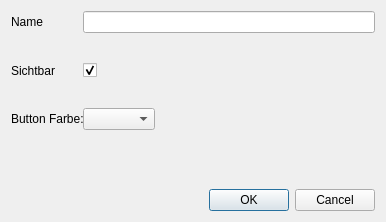
First picture: the form in src/manager/groupedit.ui, repository todvora/qrk-registrier-kasse, before the edit.
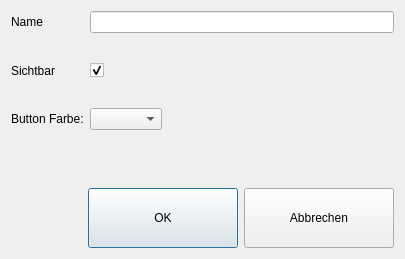
Second picture: the form after the edit. Icons and pictures are not drawn.

```diff
--- a/src/manager/groupedit.ui
+++ b/src/manager/groupedit.ui
@@ -7,18 +7,17 @@
    <rect>
     <x>0</x>
     <y>0</y>
-    <width>386</width>
-    <height>222</height>
+    <width>405</width>
+    <height>259</height>
    </rect>
   </property>
   <property name="windowTitle">
    <string>Gruppe Editieren</string>
   </property>
-  <layout class="QGridLayout" name="gridLayout">
-   <property name="verticalSpacing">
-    <number>30</number>
-   </property>
-   <item row="0" column="0">
+  <layout class="QHBoxLayout" name="horizontalLayout_2">
+   <item>
+    <layout class="QVBoxLayout" name="verticalLayout">
+     <item>
     <layout class="QFormLayout" name="formLayout">
      <property name="fieldGrowthPolicy">
       <enum>QFormLayout::ExpandingFieldsGrow</enum>
@@ -50,9 +49,6 @@
        </property>
       </widget>
      </item>
-     <item row="2" column="1">
-      <widget class="QComboBox" name="colorComboBox"/>
-     </item>
      <item row="2" column="0">
       <widget class="QLabel" name="label">
        <property name="text">
@@ -60,19 +56,90 @@
        </property>
       </widget>
      </item>
-    </layout>
-   </item>
-   <item row="1" column="0">
-    <widget class="QDialogButtonBox" name="buttonBox">
+       <item row="2" column="1">
+        <widget class="QComboBox" name="colorComboBox"/>
+       </item>
+      </layout>
+     </item>
+     <item>
+      <spacer name="verticalSpacer">
+       <property name="orientation">
+        <enum>Qt::Vertical</enum>
+       </property>
+       <property name="sizeHint" stdset="0">
+        <size>
+         <width>20</width>
+         <height>40</height>
+        </size>
+       </property>
+      </spacer>
+     </item>
+     <item>
+      <layout class="QHBoxLayout" name="horizontalLayout">
+       <item>
+        <spacer name="horizontalSpacer">
      <property name="orientation">
       <enum>Qt::Horizontal</enum>
      </property>
-     <property name="standardButtons">
-      <set>QDialogButtonBox::Cancel|QDialogButtonBox::Ok</set>
-     </property>
-    </widget>
-   </item>
-  </layout>
+         <property name="sizeHint" stdset="0">
+          <size>
+           <width>40</width>
+           <height>20</height>
+          </size>
+         </property>
+        </spacer>
+       </item>
+       <item>
+        <widget class="QPushButton" name="okButton">
+         <property name="minimumSize">
+          <size>
+           <width>150</width>
+           <height>60</height>
+          </size>
+         </property>
+         <property name="text">
+          <string>OK</string>
+         </property>
+         <property name="icon">
+          <iconset resource="../qrk.qrc">
+           <normaloff>:/icons/ok.png</normaloff>:/icons/ok.png</iconset>
+         </property>
+         <property name="iconSize">
+          <size>
+           <width>32</width>
+           <height>32</height>
+          </size>
+         </property>
+        </widget>
+       </item>
+       <item>
+        <widget class="QPushButton" name="cancelButton">
+         <property name="minimumSize">
+          <size>
+           <width>150</width>
+           <height>60</height>
+          </size>
+         </property>
+         <property name="text">
+          <string>Abbrechen</string>
+         </property>
+         <property name="icon">
+          <iconset resource="../qrk.qrc">
+           <normaloff>:/icons/cancel.png</normaloff>:/icons/cancel.png</iconset>
+         </property>
+         <property name="iconSize">
+          <size>
+           <width>32</width>
+           <height>32</height>
+          </size>
+         </property>
+        </widget>
+       </item>
+      </layout>
+     </item>
+    </layout>
+   </item>
+  </layout>
  </widget>
  <resources/>
  <connections>
```
Left out of the diff: 41 changed lines with no effect on the pictures. Lines whose indentation alone changed are shown as unchanged.
